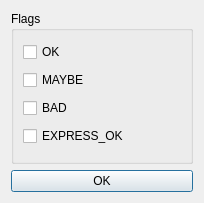
First picture: the form in LHCbDIRAC/NewBookkeepingSystem/Gui/qt_resources/DataQualityDialog.ui, repository antolu/LHCbDIRAC, before the edit.
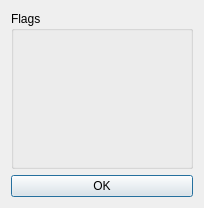
Second picture: the form after the edit. Icons and pictures are not drawn.

The edit to the form file:
```diff
--- a/LHCbDIRAC/NewBookkeepingSystem/Gui/qt_resources/DataQualityDialog.ui
+++ b/LHCbDIRAC/NewBookkeepingSystem/Gui/qt_resources/DataQualityDialog.ui
@@ -10,7 +10,7 @@
     <x>0</x>
     <y>0</y>
     <width>204</width>
-    <height>203</height>
+    <height>208</height>
    </rect>
   </property>
   <property name="windowTitle">
@@ -33,36 +33,7 @@
      <property name="title">
       <string>Flags</string>
      </property>
-     <layout class="QGridLayout" name="gridLayout_2">
-      <item row="1" column="0">
-       <widget class="QCheckBox" name="checkBox">
-        <property name="text">
-         <string>OK</string>
-        </property>
-       </widget>
-      </item>
-      <item row="2" column="0">
-       <widget class="QCheckBox" name="checkBox_2">
-        <property name="text">
-         <string>MAYBE</string>
-        </property>
-       </widget>
-      </item>
-      <item row="3" column="0">
-       <widget class="QCheckBox" name="checkBox_3">
-        <property name="text">
-         <string>BAD</string>
-        </property>
-       </widget>
-      </item>
-      <item row="4" column="0">
-       <widget class="QCheckBox" name="checkBox_4">
-        <property name="text">
-         <string>EXPRESS_OK</string>
-        </property>
-       </widget>
-      </item>
-     </layout>
+     <layout class="QGridLayout" name="dataQualityLayout"/>
     </widget>
    </item>
   </layout>
```
